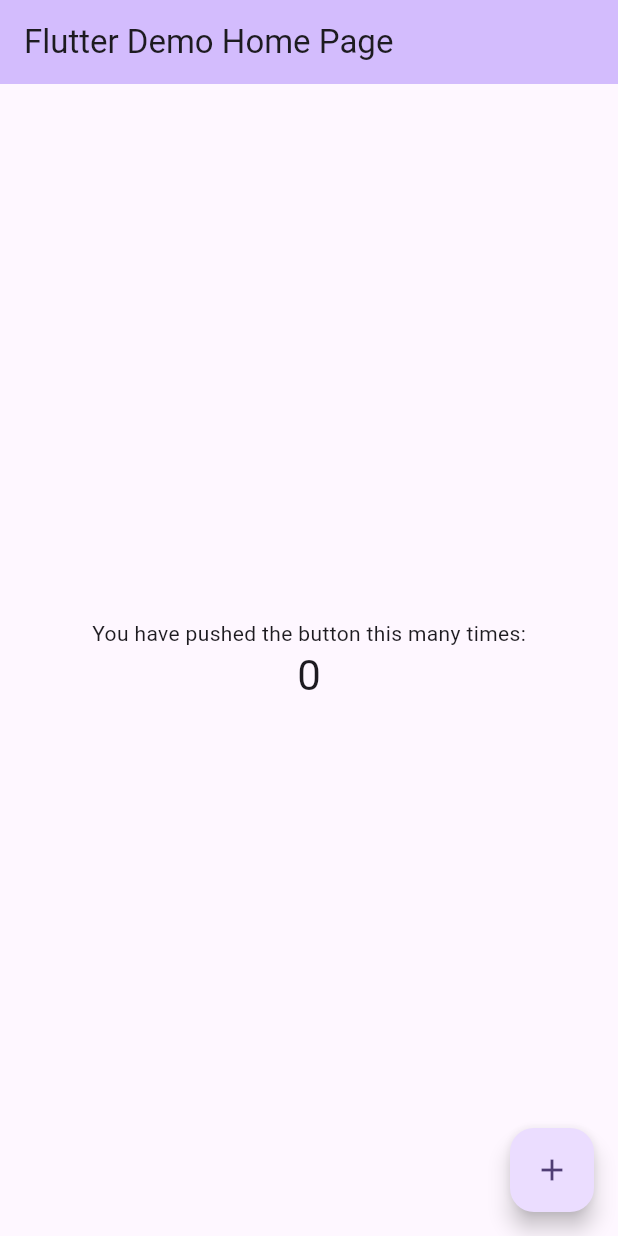
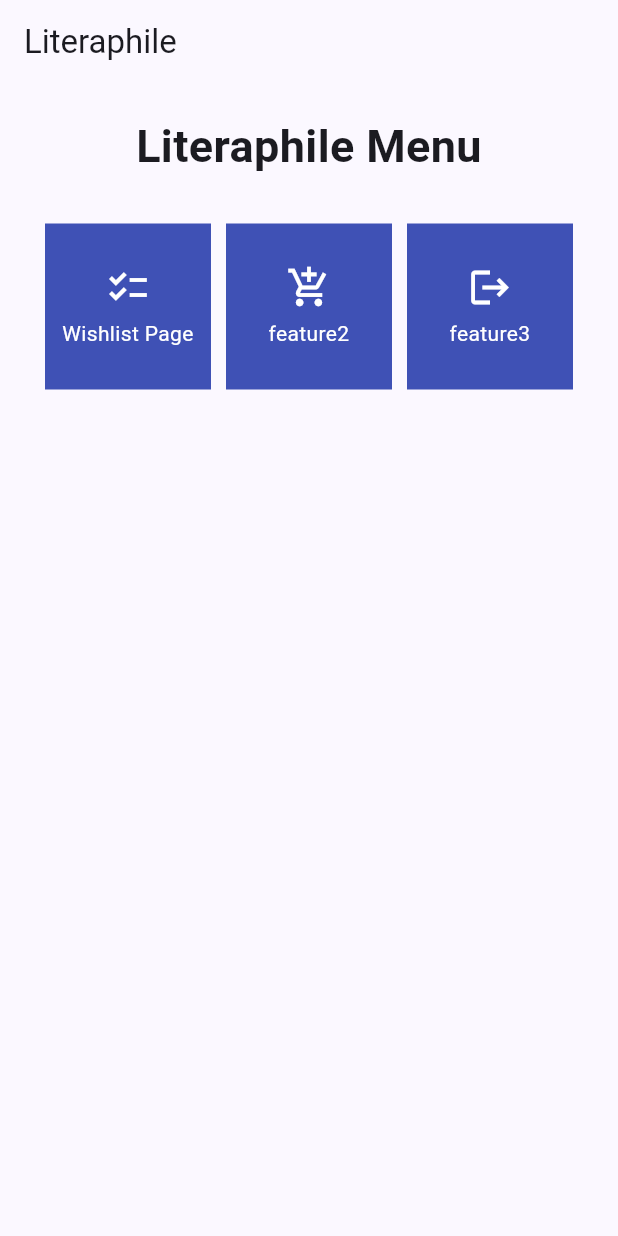
Before and after one commit to PBP-F07/finals-project, a Flutter app: the screen it shows after launch, on a phone screen of 412 x 824 dp. Run offline on Flutter 3.47's test engine with Material 2 defaults, Android fonts, the phone set to English and light mode, and no system bars.

Commit message:
membuat tampilan awal app

```diff
--- a/literaphile/lib/main.dart
+++ b/literaphile/lib/main.dart
@@ -1,4 +1,5 @@
 import 'package:flutter/material.dart';
+import 'package:literaphile/menu.dart';
 
 void main() {
   runApp(const MyApp());
@@ -28,98 +29,10 @@ class MyApp extends StatelessWidget {
         //
         // This works for code too, not just values: Most code changes can be
         // tested with just a hot reload.
-        colorScheme: ColorScheme.fromSeed(seedColor: Colors.deepPurple),
+        colorScheme: ColorScheme.fromSeed(seedColor: Colors.indigo),
         useMaterial3: true,
       ),
-      home: const MyHomePage(title: 'Flutter Demo Home Page'),
+      home: MyHomePage(),
     );
   }
 }
-
-class MyHomePage extends StatefulWidget {
-  const MyHomePage({super.key, required this.title});
-
-  // This widget is the home page of your application. It is stateful, meaning
-  // that it has a State object (defined below) that contains fields that affect
-  // how it looks.
-
-  // This class is the configuration for the state. It holds the values (in this
-  // case the title) provided by the parent (in this case the App widget) and
-  // used by the build method of the State. Fields in a Widget subclass are
-  // always marked "final".
-
-  final String title;
-
-  @override
-  State<MyHomePage> createState() => _MyHomePageState();
-}
-
-class _MyHomePageState extends State<MyHomePage> {
-  int _counter = 0;
-
-  void _incrementCounter() {
-    setState(() {
-      // This call to setState tells the Flutter framework that something has
-      // changed in this State, which causes it to rerun the build method below
-      // so that the display can reflect the updated values. If we changed
-      // _counter without calling setState(), then the build method would not be
-      // called again, and so nothing would appear to happen.
-      _counter++;
-    });
-  }
-
-  @override
-  Widget build(BuildContext context) {
-    // This method is rerun every time setState is called, for instance as done
-    // by the _incrementCounter method above.
-    //
-    // The Flutter framework has been optimized to make rerunning build methods
-    // fast, so that you can just rebuild anything that needs updating rather
-    // than having to individually change instances of widgets.
-    return Scaffold(
-      appBar: AppBar(
-        // TRY THIS: Try changing the color here to a specific color (to
-        // Colors.amber, perhaps?) and trigger a hot reload to see the AppBar
-        // change color while the other colors stay the same.
-        backgroundColor: Theme.of(context).colorScheme.inversePrimary,
-        // Here we take the value from the MyHomePage object that was created by
-        // the App.build method, and use it to set our appbar title.
-        title: Text(widget.title),
-      ),
-      body: Center(
-        // Center is a layout widget. It takes a single child and positions it
-        // in the middle of the parent.
-        child: Column(
-          // Column is also a layout widget. It takes a list of children and
-          // arranges them vertically. By default, it sizes itself to fit its
-          // children horizontally, and tries to be as tall as its parent.
-          //
-          // Column has various properties to control how it sizes itself and
-          // how it positions its children. Here we use mainAxisAlignment to
-          // center the children vertically; the main axis here is the vertical
-          // axis because Columns are vertical (the cross axis would be
-          // horizontal).
-          //
-          // TRY THIS: Invoke "debug painting" (choose the "Toggle Debug Paint"
-          // action in the IDE, or press "p" in the console), to see the
-          // wireframe for each widget.
-          mainAxisAlignment: MainAxisAlignment.center,
-          children: <Widget>[
-            const Text(
-              'You have pushed the button this many times:',
-            ),
-            Text(
-              '$_counter',
-              style: Theme.of(context).textTheme.headlineMedium,
-            ),
-          ],
-        ),
-      ),
-      floatingActionButton: FloatingActionButton(
-        onPressed: _incrementCounter,
-        tooltip: 'Increment',
-        child: const Icon(Icons.add),
-      ), // This trailing comma makes auto-formatting nicer for build methods.
-    );
-  }
-}
--- /dev/null
+++ b/literaphile/lib/menu.dart
@@ -0,0 +1,130 @@
+import 'package:flutter/material.dart';
+
+class MyHomePage extends StatelessWidget {
+  MyHomePage({Key? key}) : super(key: key);
+  final List<LiteraphileItem> items = [
+    LiteraphileItem("Wishlist Page", Icons.checklist),
+    LiteraphileItem("feature2", Icons.add_shopping_cart),
+    LiteraphileItem("feature3", Icons.logout),
+];
+
+  // This widget is the home page of your application. It is stateful, meaning
+  // that it has a State object (defined below) that contains fields that affect
+  // how it looks.
+
+  // This class is the configuration for the state. It holds the values (in this
+  // case the title) provided by the parent (in this case the App widget) and
+  // used by the build method of the State. Fields in a Widget subclass are
+  // always marked "final".
+
+  @override
+  Widget build(BuildContext context) {
+    // This method is rerun every time setState is called, for instance as done
+    // by the _incrementCounter method above.
+    //
+    // The Flutter framework has been optimized to make rerunning build methods
+    // fast, so that you can just rebuild anything that needs updating rather
+    // than having to individually change instances of widgets.
+    return Scaffold(
+      appBar: AppBar(
+        title: const Text(
+          'Literaphile',
+        ),
+      ),
+      body: SingleChildScrollView(
+        // Widget wrapper yang dapat discroll
+        child: Padding(
+          padding: const EdgeInsets.all(10.0), // Set padding dari halaman
+          child: Column(
+            // Widget untuk menampilkan children secara vertikal
+            children: <Widget>[
+              const Padding(
+                padding: EdgeInsets.only(top: 10.0, bottom: 10.0),
+                // Widget Text untuk menampilkan tulisan dengan alignment center dan style yang sesuai
+                child: Text(
+                  'Literaphile Menu', // Text yang menandakan toko
+                  textAlign: TextAlign.center,
+                  style: TextStyle(
+                    fontSize: 30,
+                    fontWeight: FontWeight.bold,
+                  ),
+                ),
+              ),
+              // Grid layout
+              GridView.count(
+                // Container pada card kita.
+                primary: true,
+                padding: const EdgeInsets.all(20),
+                crossAxisSpacing: 10,
+                mainAxisSpacing: 10,
+                crossAxisCount: 3,
+                shrinkWrap: true,
+                children: items.map((LiteraphileItem item) {
+                  // Iterasi untuk setiap item
+                  return LiteraphileCard(item);
+                }).toList(),
+              ),
+            ],
+          ),
+        ),
+      ),
+    );
+  }
+
+}
+
+class LiteraphileItem {
+  final String feature;
+  final IconData icon;
+
+  LiteraphileItem(this.feature, this.icon);
+}
+
+class LiteraphileCard extends StatelessWidget {
+  final LiteraphileItem item;
+
+  const LiteraphileCard(this.item, {super.key}); // Constructor
+
+  @override
+  Widget build(BuildContext context) {
+    return Material(
+      color: Colors.indigo,
+      child: InkWell(
+        // Area responsive terhadap sentuhan
+        onTap: () {
+          // Memunculkan SnackBar ketika diklik
+          ScaffoldMessenger.of(context)
+            ..hideCurrentSnackBar()
+            ..showSnackBar(SnackBar(
+                content: Text("Kamu telah menekan tombol ${item.feature}!")));
+                if (item.feature == "Wishlist Page") {
+              // Navigator.push(context,
+              //     MaterialPageRoute(builder: (context) => const ()));
+            }
+        },
+        child: Container(
+          // Container untuk menyimpan Icon dan Text
+          padding: const EdgeInsets.all(8),
+          child: Center(
+            child: Column(
+              mainAxisAlignment: MainAxisAlignment.center,
+              children: [
+                Icon(
+                  item.icon,
+                  color: Colors.white,
+                  size: 30.0,
+                ),
+                const Padding(padding: EdgeInsets.all(3)),
+                Text(
+                  item.feature,
+                  textAlign: TextAlign.center,
+                  style: const TextStyle(color: Colors.white),
+                ),
+              ],
+            ),
+          ),
+        ),
+      ),
+    );
+  }
+}
```
Also changed, not shown: literaphile/lib/screens/wishlist_page/wishlist-main.dart (added).
